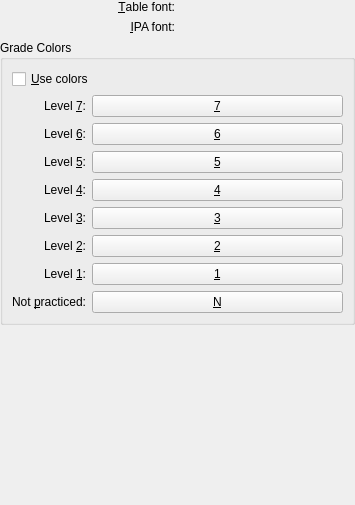
First picture: the form in src/settings/viewoptionsbase.ui, repository KDE/parley, before the edit.
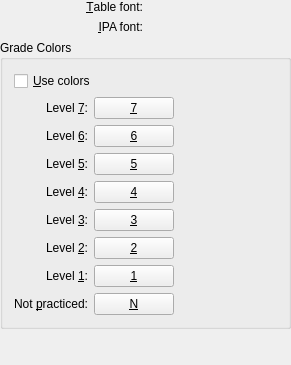
Second picture: the form after the edit. Custom widgets are drawn as their Qt base class.

Commit message: make color selection buttons normal sized (instead of xxl)

Diff of the .ui file:
```diff
--- a/src/settings/viewoptionsbase.ui
+++ b/src/settings/viewoptionsbase.ui
@@ -5,8 +5,8 @@
    <rect>
     <x>0</x>
     <y>0</y>
-    <width>355</width>
-    <height>505</height>
+    <width>291</width>
+    <height>365</height>
    </rect>
   </property>
   <layout class="QGridLayout" >
@@ -93,34 +93,9 @@
      <property name="title" >
       <string>Grade Colors</string>
      </property>
-     <layout class="QGridLayout" >
-      <property name="margin" >
-       <number>9</number>
-      </property>
-      <property name="spacing" >
-       <number>6</number>
-      </property>
-      <item row="8" column="1" >
-       <widget class="KColorButton" name="kcfg_GradeColor0" >
-        <property name="sizePolicy" >
-         <sizepolicy vsizetype="Fixed" hsizetype="Expanding" >
-          <horstretch>0</horstretch>
-          <verstretch>0</verstretch>
-         </sizepolicy>
-        </property>
-        <property name="text" >
-         <string>&amp;N</string>
-        </property>
-       </widget>
-      </item>
-      <item row="7" column="1" >
-       <widget class="KColorButton" name="kcfg_GradeColor1" >
-        <property name="sizePolicy" >
-         <sizepolicy vsizetype="Fixed" hsizetype="Expanding" >
-          <horstretch>0</horstretch>
-          <verstretch>0</verstretch>
-         </sizepolicy>
-        </property>
+     <layout class="QGridLayout" name="gridLayout" >
+      <item row="0" column="0" colspan="2" >
+       <widget class="QCheckBox" name="kcfg_UseGradeColors" >
         <property name="toolTip" >
          <string>Color for the grade 1</string>
         </property>
@@ -128,17 +103,17 @@
          <string>Click here to change the color for grade 1.</string>
         </property>
         <property name="text" >
-         <string>&amp;1</string>
+         <string>&amp;Use colors</string>
         </property>
         <property name="shortcut" >
          <string>Alt+1</string>
         </property>
        </widget>
       </item>
-      <item row="6" column="1" >
-       <widget class="KColorButton" name="kcfg_GradeColor2" >
+      <item row="1" column="0" >
+       <widget class="QLabel" name="l_lev7" >
         <property name="sizePolicy" >
-         <sizepolicy vsizetype="Fixed" hsizetype="Expanding" >
+         <sizepolicy vsizetype="Preferred" hsizetype="Minimum" >
           <horstretch>0</horstretch>
           <verstretch>0</verstretch>
          </sizepolicy>
@@ -150,105 +125,20 @@
          <string>Click here to change the color for grade 2.</string>
         </property>
         <property name="text" >
-         <string>&amp;2</string>
+         <string>Level &amp;7:</string>
         </property>
-        <property name="shortcut" >
-         <string>Alt+2</string>
+        <property name="alignment" >
+         <set>Qt::AlignRight|Qt::AlignTrailing|Qt::AlignVCenter</set>
         </property>
-       </widget>
-      </item>
-      <item row="5" column="1" >
-       <widget class="KColorButton" name="kcfg_GradeColor3" >
-        <property name="sizePolicy" >
-         <sizepolicy vsizetype="Fixed" hsizetype="Expanding" >
-          <horstretch>0</horstretch>
-          <verstretch>0</verstretch>
-         </sizepolicy>
-        </property>
-        <property name="toolTip" >
-         <string>Color for the grade 3</string>
-        </property>
-        <property name="whatsThis" >
-         <string>Click here to change the color for grade 3.</string>
-        </property>
-        <property name="text" >
-         <string>&amp;3</string>
-        </property>
-        <property name="shortcut" >
-         <string>Alt+3</string>
-        </property>
-       </widget>
-      </item>
-      <item row="4" column="1" >
-       <widget class="KColorButton" name="kcfg_GradeColor4" >
-        <property name="sizePolicy" >
-         <sizepolicy vsizetype="Fixed" hsizetype="Expanding" >
-          <horstretch>0</horstretch>
-          <verstretch>0</verstretch>
-         </sizepolicy>
-        </property>
-        <property name="toolTip" >
-         <string>Color for the grade 4</string>
-        </property>
-        <property name="whatsThis" >
-         <string>Click here to change the color for grade 4.</string>
-        </property>
-        <property name="text" >
-         <string>&amp;4</string>
-        </property>
-        <property name="shortcut" >
-         <string>Alt+4</string>
-        </property>
-       </widget>
-      </item>
-      <item row="3" column="1" >
-       <widget class="KColorButton" name="kcfg_GradeColor5" >
-        <property name="sizePolicy" >
-         <sizepolicy vsizetype="Fixed" hsizetype="Expanding" >
-          <horstretch>0</horstretch>
-          <verstretch>0</verstretch>
-         </sizepolicy>
-        </property>
-        <property name="toolTip" >
-         <string>Color for the grade 5</string>
-        </property>
-        <property name="whatsThis" >
-         <string>Click here to change the color for grade 5.</string>
-        </property>
-        <property name="text" >
-         <string>&amp;5</string>
-        </property>
-        <property name="shortcut" >
-         <string>Alt+5</string>
-        </property>
-       </widget>
-      </item>
-      <item row="2" column="1" >
-       <widget class="KColorButton" name="kcfg_GradeColor6" >
-        <property name="sizePolicy" >
-         <sizepolicy vsizetype="Fixed" hsizetype="Expanding" >
-          <horstretch>0</horstretch>
-          <verstretch>0</verstretch>
-         </sizepolicy>
-        </property>
-        <property name="toolTip" >
-         <string>Color for the grade 6</string>
-        </property>
-        <property name="whatsThis" >
-         <string>Click here to change the color for grade 6.</string>
-        </property>
-        <property name="text" >
-         <string>&amp;6</string>
-        </property>
-        <property name="shortcut" >
-         <string>Alt+6</string>
+        <property name="buddy" >
+         <cstring>kcfg_GradeColor7</cstring>
         </property>
        </widget>
       </item>
       <item row="1" column="1" >
        <widget class="KColorButton" name="kcfg_GradeColor7" >
         <property name="sizePolicy" >
-         <sizepolicy vsizetype="Fixed" hsizetype="Expanding" >
+         <sizepolicy vsizetype="Fixed" hsizetype="Preferred" >
           <horstretch>0</horstretch>
           <verstretch>0</verstretch>
          </sizepolicy>
@@ -267,25 +157,6 @@
         </property>
        </widget>
       </item>
-      <item row="1" column="0" >
-       <widget class="QLabel" name="l_lev7" >
-        <property name="sizePolicy" >
-         <sizepolicy vsizetype="Preferred" hsizetype="Minimum" >
-          <horstretch>0</horstretch>
-          <verstretch>0</verstretch>
-         </sizepolicy>
-        </property>
-        <property name="text" >
-         <string>Level &amp;7:</string>
-        </property>
-        <property name="alignment" >
-         <set>Qt::AlignRight|Qt::AlignTrailing|Qt::AlignVCenter</set>
-        </property>
-        <property name="buddy" >
-         <cstring>kcfg_GradeColor7</cstring>
-        </property>
-       </widget>
-      </item>
       <item row="2" column="0" >
        <widget class="QLabel" name="l_lev6" >
         <property name="sizePolicy" >
@@ -305,6 +176,28 @@
         </property>
        </widget>
       </item>
+      <item row="2" column="1" >
+       <widget class="KColorButton" name="kcfg_GradeColor6" >
+        <property name="sizePolicy" >
+         <sizepolicy vsizetype="Fixed" hsizetype="Preferred" >
+          <horstretch>0</horstretch>
+          <verstretch>0</verstretch>
+         </sizepolicy>
+        </property>
+        <property name="toolTip" >
+         <string>Color for the grade 6</string>
+        </property>
+        <property name="whatsThis" >
+         <string>Click here to change the color for grade 6.</string>
+        </property>
+        <property name="text" >
+         <string>&amp;6</string>
+        </property>
+        <property name="shortcut" >
+         <string>Alt+6</string>
+        </property>
+       </widget>
+      </item>
       <item row="3" column="0" >
        <widget class="QLabel" name="l_lev5" >
         <property name="sizePolicy" >
@@ -324,6 +217,28 @@
         </property>
        </widget>
       </item>
+      <item row="3" column="1" >
+       <widget class="KColorButton" name="kcfg_GradeColor5" >
+        <property name="sizePolicy" >
+         <sizepolicy vsizetype="Fixed" hsizetype="Preferred" >
+          <horstretch>0</horstretch>
+          <verstretch>0</verstretch>
+         </sizepolicy>
+        </property>
+        <property name="toolTip" >
+         <string>Color for the grade 5</string>
+        </property>
+        <property name="whatsThis" >
+         <string>Click here to change the color for grade 5.</string>
+        </property>
+        <property name="text" >
+         <string>&amp;5</string>
+        </property>
+        <property name="shortcut" >
+         <string>Alt+5</string>
+        </property>
+       </widget>
+      </item>
       <item row="4" column="0" >
        <widget class="QLabel" name="l_lev4" >
         <property name="sizePolicy" >
@@ -343,6 +258,28 @@
         </property>
        </widget>
       </item>
+      <item row="4" column="1" >
+       <widget class="KColorButton" name="kcfg_GradeColor4" >
+        <property name="sizePolicy" >
+         <sizepolicy vsizetype="Fixed" hsizetype="Preferred" >
+          <horstretch>0</horstretch>
+          <verstretch>0</verstretch>
+         </sizepolicy>
+        </property>
+        <property name="toolTip" >
+         <string>Color for the grade 4</string>
+        </property>
+        <property name="whatsThis" >
+         <string>Click here to change the color for grade 4.</string>
+        </property>
+        <property name="text" >
+         <string>&amp;4</string>
+        </property>
+        <property name="shortcut" >
+         <string>Alt+4</string>
+        </property>
+       </widget>
+      </item>
       <item row="5" column="0" >
        <widget class="QLabel" name="l_lev3" >
         <property name="sizePolicy" >
@@ -362,6 +299,28 @@
         </property>
        </widget>
       </item>
+      <item row="5" column="1" >
+       <widget class="KColorButton" name="kcfg_GradeColor3" >
+        <property name="sizePolicy" >
+         <sizepolicy vsizetype="Fixed" hsizetype="Preferred" >
+          <horstretch>0</horstretch>
+          <verstretch>0</verstretch>
+         </sizepolicy>
+        </property>
+        <property name="toolTip" >
+         <string>Color for the grade 3</string>
+        </property>
+        <property name="whatsThis" >
+         <string>Click here to change the color for grade 3.</string>
+        </property>
+        <property name="text" >
+         <string>&amp;3</string>
+        </property>
+        <property name="shortcut" >
+         <string>Alt+3</string>
+        </property>
+       </widget>
+      </item>
       <item row="6" column="0" >
        <widget class="QLabel" name="l_lev2" >
         <property name="sizePolicy" >
@@ -381,6 +340,28 @@
         </property>
        </widget>
       </item>
+      <item row="6" column="1" >
+       <widget class="KColorButton" name="kcfg_GradeColor2" >
+        <property name="sizePolicy" >
+         <sizepolicy vsizetype="Fixed" hsizetype="Preferred" >
+          <horstretch>0</horstretch>
+          <verstretch>0</verstretch>
+         </sizepolicy>
+        </property>
+        <property name="toolTip" >
+         <string>Color for the grade 2</string>
+        </property>
+        <property name="whatsThis" >
+         <string>Click here to change the color for grade 2.</string>
+        </property>
+        <property name="text" >
+         <string>&amp;2</string>
+        </property>
+        <property name="shortcut" >
+         <string>Alt+2</string>
+        </property>
+       </widget>
+      </item>
       <item row="7" column="0" >
        <widget class="QLabel" name="l_lev1" >
         <property name="sizePolicy" >
@@ -400,6 +381,28 @@
         </property>
        </widget>
       </item>
+      <item row="7" column="1" >
+       <widget class="KColorButton" name="kcfg_GradeColor1" >
+        <property name="sizePolicy" >
+         <sizepolicy vsizetype="Fixed" hsizetype="Preferred" >
+          <horstretch>0</horstretch>
+          <verstretch>0</verstretch>
+         </sizepolicy>
+        </property>
+        <property name="toolTip" >
+         <string>Color for the grade 1</string>
+        </property>
+        <property name="whatsThis" >
+         <string>Click here to change the color for grade 1.</string>
+        </property>
+        <property name="text" >
+         <string>&amp;1</string>
+        </property>
+        <property name="shortcut" >
+         <string>Alt+1</string>
+        </property>
+       </widget>
+      </item>
       <item row="8" column="0" >
        <widget class="QLabel" name="l_lev0" >
         <property name="sizePolicy" >
@@ -419,19 +422,32 @@
         </property>
        </widget>
       </item>
-      <item row="0" column="0" colspan="2" >
-       <widget class="QCheckBox" name="kcfg_UseGradeColors" >
-        <property name="toolTip" >
-         <string>If it is unchecked, you will just have black on white for the grades; if it is checked, the colors below will be chosen.</string>
-        </property>
-        <property name="whatsThis" >
-         <string>If it is unchecked, you will just have black on white for the grades; if it is checked, the colors below will be chosen.</string>
+      <item row="8" column="1" >
+       <widget class="KColorButton" name="kcfg_GradeColor0" >
+        <property name="sizePolicy" >
+         <sizepolicy vsizetype="Fixed" hsizetype="Preferred" >
+          <horstretch>0</horstretch>
+          <verstretch>0</verstretch>
+         </sizepolicy>
         </property>
         <property name="text" >
-         <string>&amp;Use colors</string>
+         <string>&amp;N</string>
         </property>
        </widget>
       </item>
+      <item row="1" column="2" >
+       <spacer name="horizontalSpacer" >
+        <property name="orientation" >
+         <enum>Qt::Horizontal</enum>
+        </property>
+        <property name="sizeHint" stdset="0" >
+         <size>
+          <width>40</width>
+          <height>20</height>
+         </size>
+        </property>
+       </spacer>
+      </item>
      </layout>
     </widget>
    </item>
```
Left out of the diff: 13 changed lines with no effect on the pictures.
